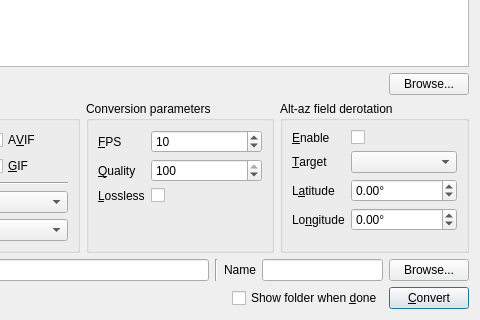
EthanChappel/HQ-Animate, file mainframe.ui: the form before one commit; both pictures show x 120 to 600 and y 280 to 600 of the 600 by 600 pixel window.
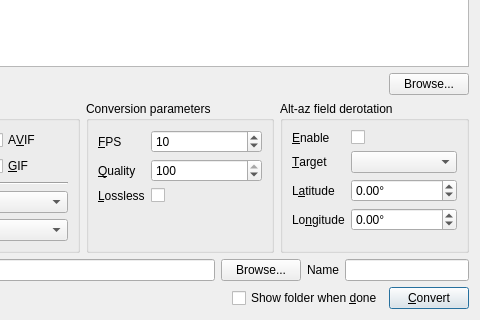
The form after the commit.

Commit message: Move output browse button next to folder textbox.

The edit to the form file:
```diff
--- a/mainframe.ui
+++ b/mainframe.ui
@@ -471,9 +471,12 @@
       </widget>
      </item>
      <item>
-      <widget class="Line" name="output_line">
-       <property name="orientation">
-        <enum>Qt::Orientation::Vertical</enum>
+      <widget class="QPushButton" name="output_browse_button">
+       <property name="text">
+        <string>Browse...</string>
+       </property>
+       <property name="autoDefault">
+        <bool>true</bool>
        </property>
       </widget>
      </item>
@@ -494,16 +497,6 @@
        </property>
       </widget>
      </item>
-     <item>
-      <widget class="QPushButton" name="output_browse_button">
-       <property name="text">
-        <string>Browse...</string>
-       </property>
-       <property name="autoDefault">
-        <bool>true</bool>
-       </property>
-      </widget>
-     </item>
     </layout>
    </item>
    <item>
```
Left out of the diff: 1 changed line with no effect on the pictures. The commit also changes 1 other file.
